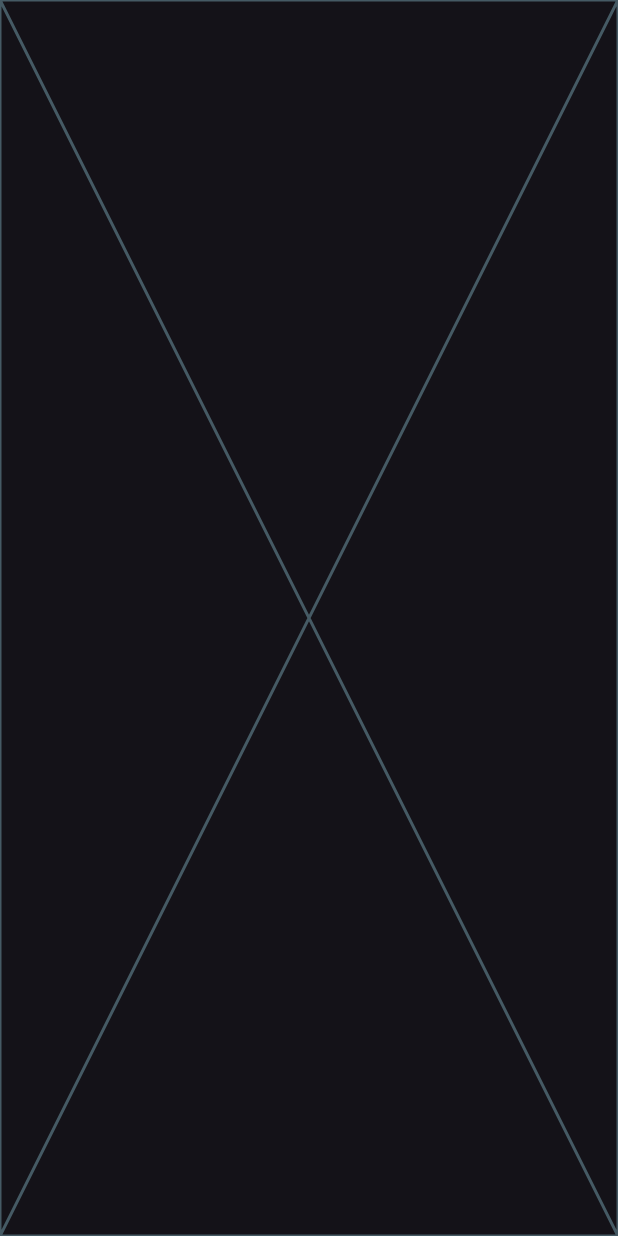
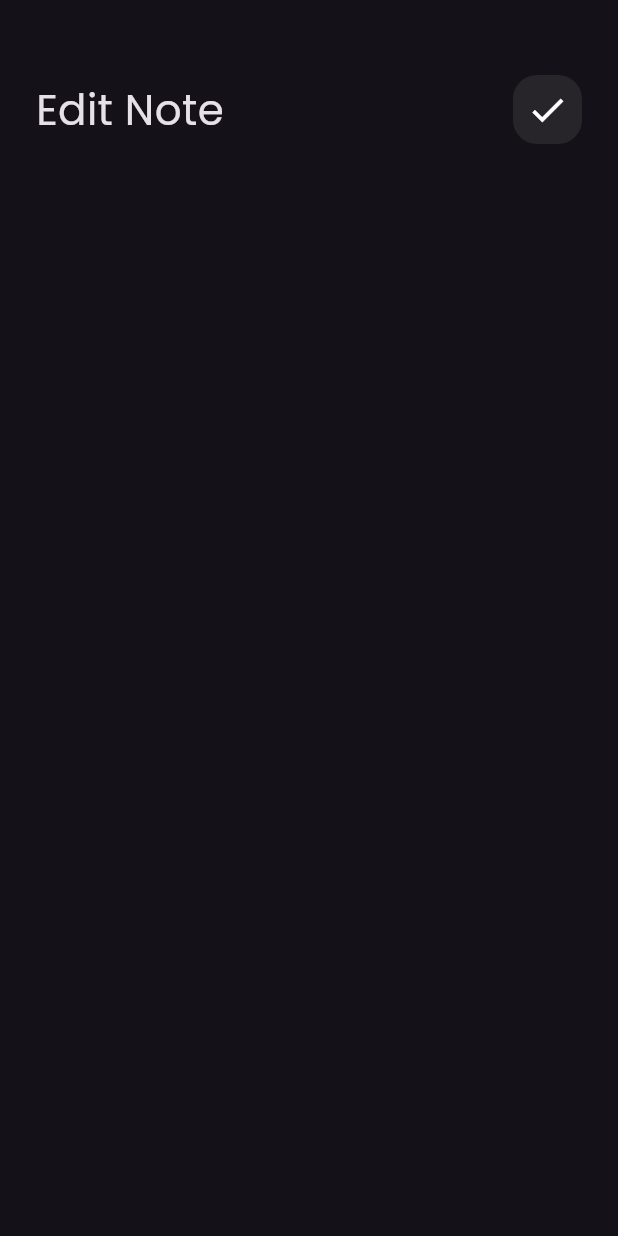
Before and after one commit to EmanMohamed7612/notes_app, a Flutter app: the screen it shows after launch, after a tap on "Flutter Tips", on a phone screen of 412 x 824 dp. Run offline on Flutter 3.47's test engine with Material 3 defaults, Android fonts, the phone set to English and light mode, and no system bars; our stand-ins replace font_awesome_flutter.

Commit message:
add custom app bar to edit note view

```diff
--- a/lib/widgets/custom_app_bar.dart
+++ b/lib/widgets/custom_app_bar.dart
@@ -2,15 +2,16 @@ import 'package:flutter/material.dart';
 import 'package:notes_app/widgets/cutom_search_icon.dart';
 
 class CustomAppBar extends StatelessWidget {
-  const CustomAppBar({super.key});
-
+  const CustomAppBar({super.key, required this.title, required this.icon});
+  final String title;
+  final IconData icon;
   @override
   Widget build(BuildContext context) {
     return Row(
       children: [
-        Text('Notes', style: TextStyle(fontSize: 28)),
+        Text(title, style: TextStyle(fontSize: 28)),
         Spacer(),
-        CustomSearchIcon(),
+        CustomSearchIcon(icon: icon),
       ],
     );
   }
--- a/lib/widgets/custom_note_item.dart
+++ b/lib/widgets/custom_note_item.dart
@@ -1,7 +1,6 @@
 import 'package:flutter/material.dart';
 import 'package:font_awesome_flutter/font_awesome_flutter.dart';
 import 'package:notes_app/views/edit_note_view.dart';
-import 'package:notes_app/widgets/edit_view_body.dart';
 
 class NoteItem extends StatelessWidget {
   const NoteItem({super.key});
--- a/lib/widgets/cutom_search_icon.dart
+++ b/lib/widgets/cutom_search_icon.dart
@@ -1,8 +1,8 @@
 import 'package:flutter/material.dart';
 
 class CustomSearchIcon extends StatelessWidget {
-  const CustomSearchIcon({super.key});
-
+  const CustomSearchIcon({super.key, required this.icon});
+  final IconData icon;
   @override
   Widget build(BuildContext context) {
     return Container(
@@ -12,7 +12,7 @@ class CustomSearchIcon extends StatelessWidget {
         color: Colors.white.withValues(alpha: .08),
         borderRadius: BorderRadius.circular(16),
       ),
-      child: Center(child: Icon(Icons.search, size: 28)),
+      child: Center(child: Icon(icon, size: 28)),
     );
   }
 }
--- a/lib/widgets/edit_view_body.dart
+++ b/lib/widgets/edit_view_body.dart
@@ -1,10 +1,14 @@
 import 'package:flutter/material.dart';
+import 'package:notes_app/widgets/custom_app_bar.dart';
 
 class EditNoteViewBody extends StatelessWidget {
   const EditNoteViewBody({super.key});
 
   @override
   Widget build(BuildContext context) {
-    return const Placeholder();
+    return Padding(
+      padding: const EdgeInsets.symmetric(horizontal: 24.0),
+      child: Column(children: [SizedBox(height: 50), CustomAppBar(title: 'Edit Note',icon: Icons.check,)]),
+    );
   }
 }
--- a/lib/widgets/notes_view_body.dart
+++ b/lib/widgets/notes_view_body.dart
@@ -12,7 +12,7 @@ class NotesViewBody extends StatelessWidget {
       child: Column(
         children: [
           SizedBox(height: 50),
-          CustomAppBar(),
+          CustomAppBar(title: 'Note', icon: Icons.search),
           Expanded(child: NotesListView()),
         ],
       ),
```
